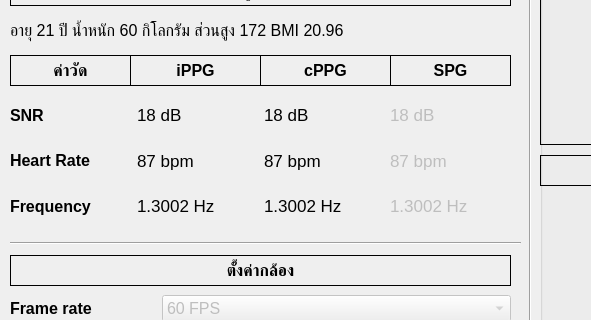
This is ui/record.ui in BKmoriarty/gui_Ippg_spg_analysis as Qt 5 draws it before an edit; both pictures show x 0 to 591 and y 224 to 544 of the 1280 by 720 pixel window. The edited form follows.
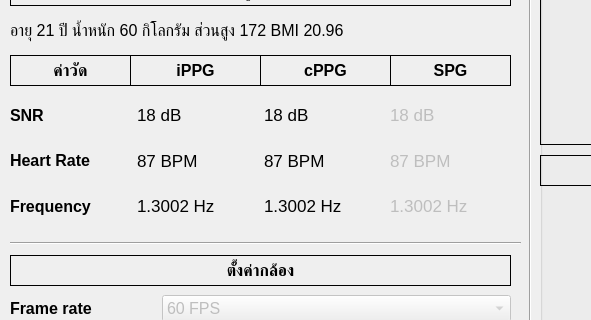
This is the edited form. Icons and pictures are not drawn.

What changed in the file:
```diff
--- a/ui/record.ui
+++ b/ui/record.ui
@@ -668,7 +668,7 @@
         <enum>QFrame::NoFrame</enum>
        </property>
        <property name="text">
-        <string>87 bpm</string>
+        <string>87 BPM</string>
        </property>
        <property name="alignment">
         <set>Qt::AlignLeading|Qt::AlignLeft|Qt::AlignVCenter</set>
@@ -763,7 +763,7 @@
         <enum>QFrame::NoFrame</enum>
        </property>
        <property name="text">
-        <string>87 bpm</string>
+        <string>87 BPM</string>
        </property>
        <property name="alignment">
         <set>Qt::AlignLeading|Qt::AlignLeft|Qt::AlignVCenter</set>
@@ -823,7 +823,7 @@
         <enum>QFrame::NoFrame</enum>
        </property>
        <property name="text">
-        <string>87 bpm</string>
+        <string>87 BPM</string>
        </property>
        <property name="alignment">
         <set>Qt::AlignLeading|Qt::AlignLeft|Qt::AlignVCenter</set>
```
